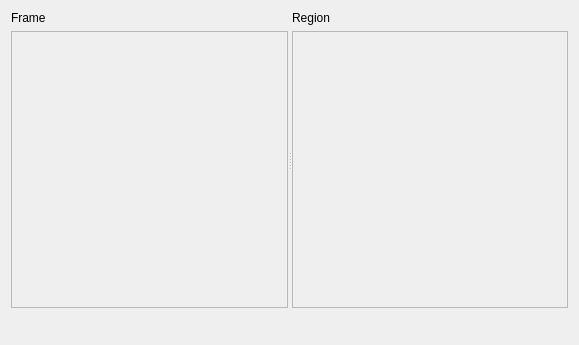
This is resources/designer_ui/videoregionselectionwidget.ui in jonathanHuwP/CrystalGrowthTracker as Qt 5 draws it before an edit. The edited form follows.
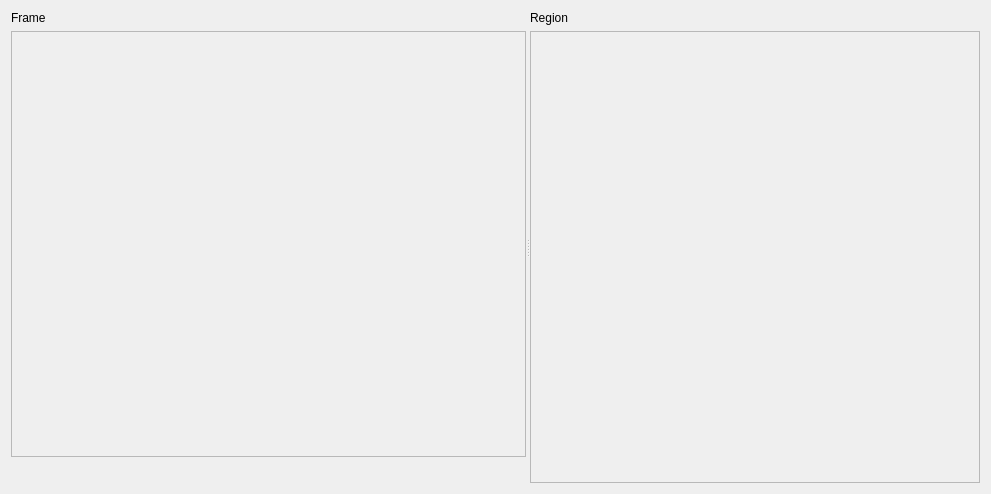
This is the edited form. Custom widgets are drawn as their Qt base class.

Diff of the .ui file:
```diff
--- a/resources/designer_ui/videoregionselectionwidget.ui
+++ b/resources/designer_ui/videoregionselectionwidget.ui
@@ -6,20 +6,22 @@
    <rect>
     <x>0</x>
     <y>0</y>
-    <width>579</width>
-    <height>345</height>
+    <width>991</width>
+    <height>494</height>
    </rect>
   </property>
   <property name="windowTitle">
    <string>VideoRegionSelectionWidget</string>
   </property>
-  <layout class="QVBoxLayout" name="verticalLayout_3" stretch="1,0">
+  <layout class="QVBoxLayout" name="verticalLayout_4">
    <item>
     <widget class="QSplitter" name="splitter">
      <property name="orientation">
       <enum>Qt::Horizontal</enum>
      </property>
-     <widget class="QWidget" name="">
+     <widget class="QWidget" name="layoutWidget">
+      <layout class="QVBoxLayout" name="verticalLayout_3">
+       <item>
       <layout class="QVBoxLayout" name="verticalLayout">
        <item>
         <widget class="QLabel" name="_frameLabel">
@@ -38,16 +40,51 @@
            <rect>
             <x>0</x>
             <y>0</y>
-            <width>269</width>
-            <height>256</height>
+              <width>477</width>
+              <height>403</height>
            </rect>
           </property>
          </widget>
         </widget>
        </item>
       </layout>
+       </item>
+       <item>
+        <layout class="QHBoxLayout" name="horizontalLayout">
+         <item>
+          <spacer name="horizontalSpacer_2">
+           <property name="orientation">
+            <enum>Qt::Horizontal</enum>
+           </property>
+           <property name="sizeHint" stdset="0">
+            <size>
+             <width>40</width>
+             <height>20</height>
+            </size>
+           </property>
+          </spacer>
+         </item>
+         <item>
+          <widget class="CGTVideoControls" name="_videoControl" native="true"/>
+         </item>
+         <item>
+          <spacer name="horizontalSpacer">
+           <property name="orientation">
+            <enum>Qt::Horizontal</enum>
+           </property>
+           <property name="sizeHint" stdset="0">
+            <size>
+             <width>40</width>
+             <height>20</height>
+            </size>
+           </property>
+          </spacer>
+         </item>
+        </layout>
+       </item>
+      </layout>
      </widget>
-     <widget class="QWidget" name="">
+     <widget class="QWidget" name="layoutWidget">
       <layout class="QVBoxLayout" name="verticalLayout_2">
        <item>
         <widget class="QLabel" name="_regionLabel">
@@ -66,8 +103,8 @@
            <rect>
             <x>0</x>
             <y>0</y>
-            <width>269</width>
-            <height>256</height>
+            <width>471</width>
+            <height>436</height>
            </rect>
           </property>
          </widget>
@@ -77,26 +114,6 @@
      </widget>
     </widget>
    </item>
-   <item>
-    <layout class="QHBoxLayout" name="horizontalLayout">
-     <item>
-      <widget class="CGTVideoControls" name="_videoControl" native="true"/>
-     </item>
-     <item>
-      <spacer name="horizontalSpacer">
-       <property name="orientation">
-        <enum>Qt::Horizontal</enum>
-       </property>
-       <property name="sizeHint" stdset="0">
-        <size>
-         <width>40</width>
-         <height>20</height>
-        </size>
-       </property>
-      </spacer>
-     </item>
-    </layout>
-   </item>
   </layout>
  </widget>
  <customwidgets>
```
Lines whose indentation alone changed are shown as unchanged.
